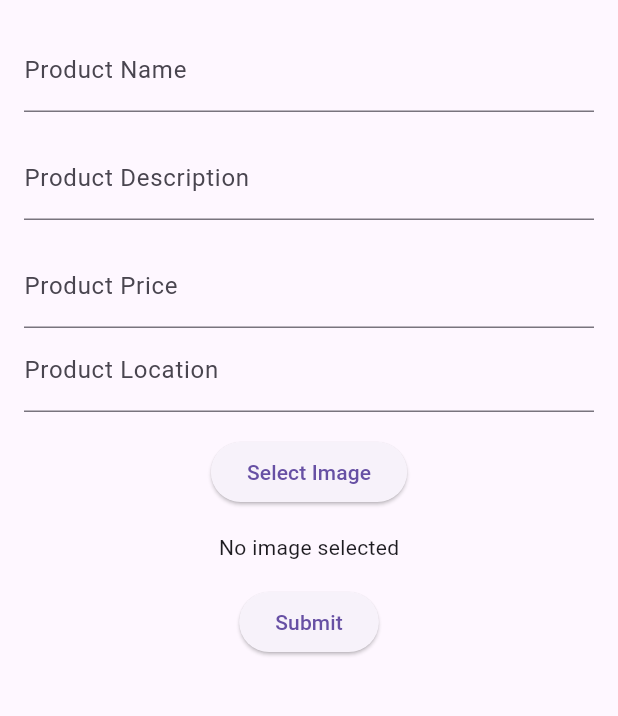
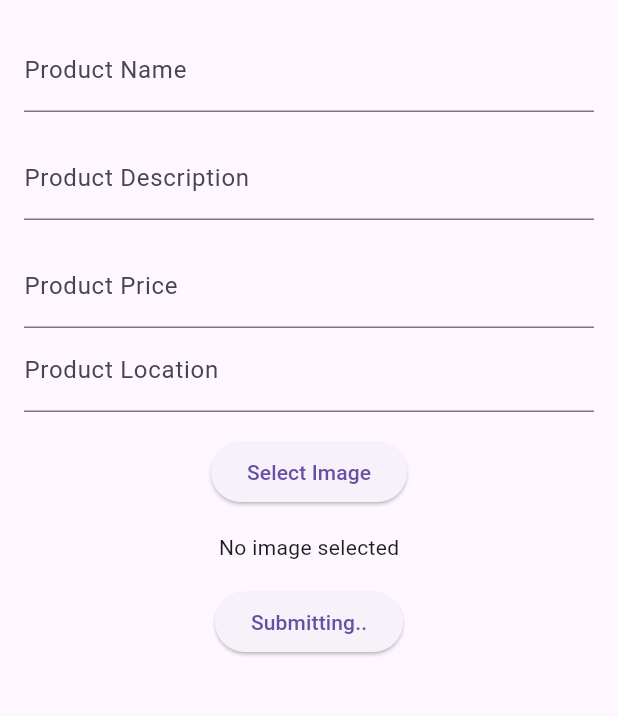
Before and after one commit to NimbalkarSoham/Agrifarm-flutterapp, a Flutter app: the AddProductPage screen opened directly, after a tap on "Submit", on a phone screen of 412 x 824 dp, the part 80-796 px from its top. Run offline on Flutter 3.47's test engine with Material 3 defaults, Android fonts, the phone set to English and light mode, and no system bars; our stand-ins replace dio, firebase_analytics, firebase_auth, firebase_core, image_picker, sign_in_button and 1 more; accounts and stored records are empty; network calls fail.

Commit message:
add_products completed

```diff
--- a/lib/consts.dart
+++ b/lib/consts.dart
@@ -1 +1,2 @@
 const OPENWEATHER_API_KEY = "45e3e1bd39999d61f0315eff315e68b4";
+const server_url = "192.168.29.160:3000";
--- a/lib/pages/add_product.dart
+++ b/lib/pages/add_product.dart
@@ -1,4 +1,5 @@
 // second_page.dart
+import 'package:agrifarm/consts.dart';
 import 'package:agrifarm/pages/home_page.dart';
 import 'package:flutter/material.dart';
 import 'package:firebase_auth/firebase_auth.dart';
@@ -40,6 +41,7 @@ class _AddProductPageState extends State<AddProductPage> {
 
   final Dio dio = Dio();
   String imageUrl = "";
+  bool submitting = false;
 
   Future<void> _getImage() async {
     final imagePicker = ImagePicker();
@@ -87,25 +89,26 @@ class _AddProductPageState extends State<AddProductPage> {
 
   Future<void> _submitForm() async {
     // Perform image upload to Cloudinary
+    setState(() {
+      submitting = true;
+    });
     await _uploadImageToCloudinary();
 
     // Now, you can make a POST request to your API with product data
-    final apiUrl = 'https://agrifarm-lake.vercel.app';
 
     final productData = {
-      'userId': _user!.uid,
+      'userId': "fb_${_user!.uid}",
       'name': nameController.text,
       'description': descriptionController.text,
       'price': double.parse(priceController.text),
-      'image_url':
-          "https://res.cloudinary.com/dcsvvfai3/image/upload/v1704982659/vu72zezn5nwfex8oatuw.jpg", // Replace with the actual Cloudinary URL
+      'image_url': imageUrl, // Replace with the actual Cloudinary URL
       // Add other fields as needed
       'location': locationController.text,
     };
 
     try {
       final response = await dio.post(
-        '${apiUrl}/api/product/new',
+        'http://${server_url}/api/product/new',
         data: jsonEncode(productData),
       );
 
@@ -113,6 +116,10 @@ class _AddProductPageState extends State<AddProductPage> {
       print('API Response: ${response.data}');
     } catch (e) {
       print('Error making POST request: $e');
+    } finally {
+      setState(() {
+        submitting = false;
+      });
     }
   }
 
@@ -120,7 +127,8 @@ class _AddProductPageState extends State<AddProductPage> {
   Widget build(BuildContext context) {
     return Scaffold(
       appBar: MyAppBar(),
-      body: Padding(
+      body: SingleChildScrollView(
+        child: Padding(
           padding: const EdgeInsets.all(16.0),
           child: Column(
             children: [
@@ -153,9 +161,10 @@ class _AddProductPageState extends State<AddProductPage> {
               SizedBox(height: 16.0),
               ElevatedButton(
                 onPressed: _submitForm,
-              child: Text('Submit'),
+                child: Text(submitting ? "Submitting.." : "Submit"),
               ),
             ],
+          ),
         ),
       ),
     );
--- a/pubspec.yaml
+++ b/pubspec.yaml
@@ -31,6 +31,7 @@ dependencies:
   flutter:
     sdk: flutter
   http: ^1.1.0
+  stripe_checkout: ^1.0.2
 
   # The following adds the Cupertino Icons font to your application.
   # Use with the CupertinoIcons class for iOS style icons.
```
Also changed, not shown: lib/pages/home_page.dart (+19 -15 lines), pubspec.lock. Lines whose indentation alone changed are shown as unchanged.
